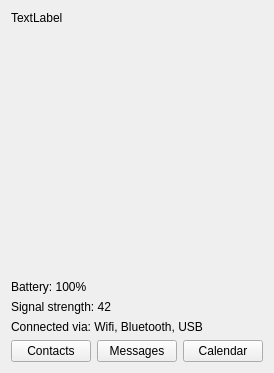
The window that DesktopClient/src/UI/WgtDevice.ui (madmaxoft/Deskemes) describes before a commit, drawn with Qt 5.
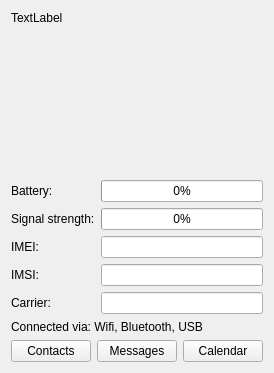
The same window after the commit.

```diff
--- a/DesktopClient/src/UI/WgtDevice.ui
+++ b/DesktopClient/src/UI/WgtDevice.ui
@@ -35,18 +35,84 @@
     </widget>
    </item>
    <item>
-    <widget class="QLabel" name="lblBattery">
-     <property name="text">
-      <string notr="true">Battery: 100%</string>
-     </property>
-    </widget>
-   </item>
-   <item>
-    <widget class="QLabel" name="lblSignalStrength">
-     <property name="text">
-      <string notr="true">Signal strength: 42</string>
-     </property>
-    </widget>
+    <layout class="QGridLayout" name="gridLayout">
+     <item row="1" column="1">
+      <widget class="QProgressBar" name="pbSignalStrength">
+       <property name="value">
+        <number>0</number>
+       </property>
+       <property name="textVisible">
+        <bool>true</bool>
+       </property>
+      </widget>
+     </item>
+     <item row="3" column="0">
+      <widget class="QLabel" name="label_2">
+       <property name="text">
+        <string>IMSI:</string>
+       </property>
+      </widget>
+     </item>
+     <item row="0" column="0">
+      <widget class="QLabel" name="lblBattery">
+       <property name="text">
+        <string>Battery:</string>
+       </property>
+      </widget>
+     </item>
+     <item row="2" column="0">
+      <widget class="QLabel" name="label">
+       <property name="text">
+        <string>IMEI:</string>
+       </property>
+      </widget>
+     </item>
+     <item row="1" column="0">
+      <widget class="QLabel" name="lblSignalStrength">
+       <property name="text">
+        <string>Signal strength:</string>
+       </property>
+      </widget>
+     </item>
+     <item row="0" column="1">
+      <widget class="QProgressBar" name="pbBattery">
+       <property name="value">
+        <number>0</number>
+       </property>
+       <property name="textVisible">
+        <bool>true</bool>
+       </property>
+      </widget>
+     </item>
+     <item row="4" column="0">
+      <widget class="QLabel" name="label_3">
+       <property name="text">
+        <string>Carrier:</string>
+       </property>
+      </widget>
+     </item>
+     <item row="2" column="1">
+      <widget class="QLineEdit" name="leImei">
+       <property name="readOnly">
+        <bool>true</bool>
+       </property>
+      </widget>
+     </item>
+     <item row="3" column="1">
+      <widget class="QLineEdit" name="leImsi">
+       <property name="readOnly">
+        <bool>true</bool>
+       </property>
+      </widget>
+     </item>
+     <item row="4" column="1">
+      <widget class="QLineEdit" name="leCarrierName">
+       <property name="readOnly">
+        <bool>true</bool>
+       </property>
+      </widget>
+     </item>
+    </layout>
    </item>
    <item>
     <widget class="QLabel" name="lblConnections">
```
